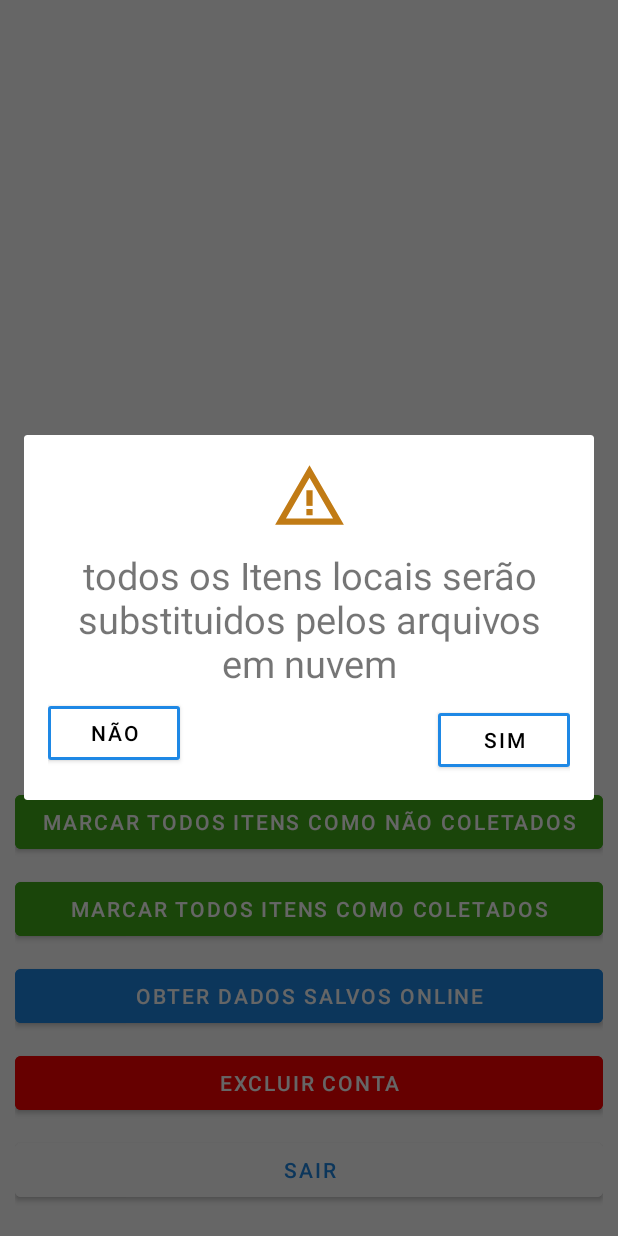
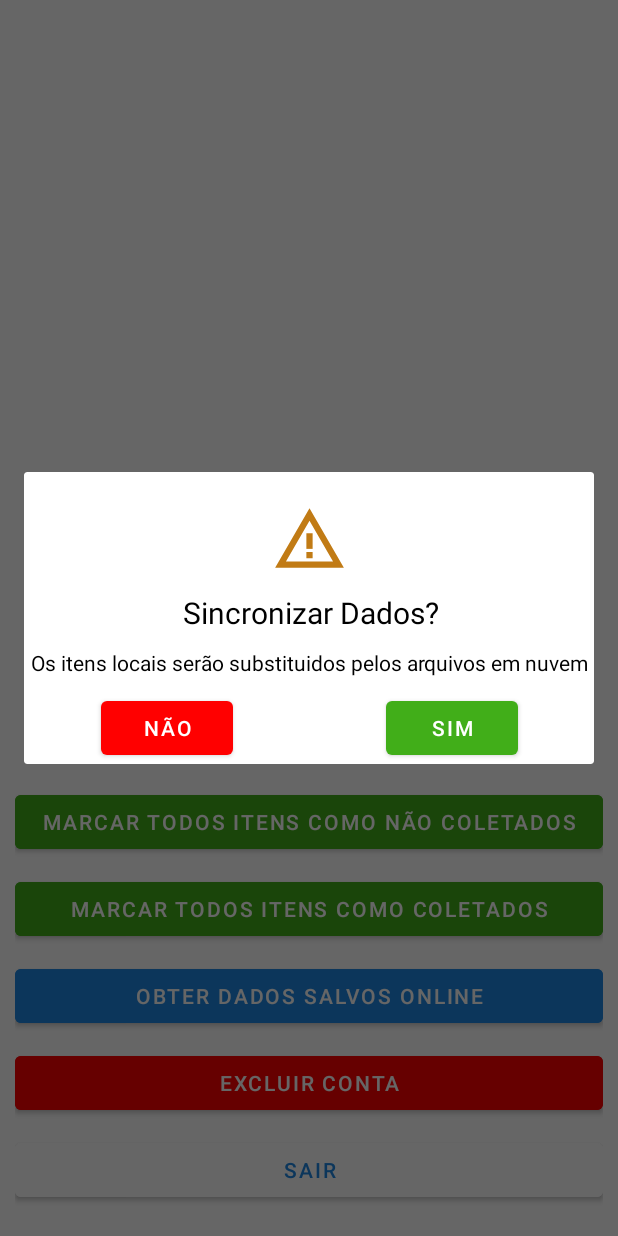
Before and after one commit to LuanGoedert/AgendaBeluPet, an Android app: the SettingsFragment screen opened through its navigation route, after a tap on "OBTER DADOS SALVOS ONLINE", on a phone screen of 412 x 824 dp. Run offline under Robolectric (Android 15) with nearby library versions, the light colour scheme and no system bars; our stand-ins replace Firebase (no records; nobody signed in at launch, a user with empty details on screens opened directly), Room's generated code, data binding, navigation-ui.

Commit message:
commit antes de tentar alterar algo pra subir no google play

```diff
--- a/app/src/main/java/com/example/agendabelupet/ui/settings/SettingsFragment.kt
+++ b/app/src/main/java/com/example/agendabelupet/ui/settings/SettingsFragment.kt
@@ -112,7 +112,7 @@ class SettingsFragment : Fragment() {
 
         binding.excludeAccount.setOnClickListener {
             customDialogsExt.defaultDialogTwoOptions(
-                title = R.string.text_delete_account,
+                message = R.string.text_delete_account,
                 image = R.drawable.ic_exit,
                 isCancelable = false,
                 onPositive = {
@@ -131,7 +131,7 @@ class SettingsFragment : Fragment() {
 
         binding.buttonLogoff.setOnClickListener {
             customDialogsExt.defaultDialogTwoOptions(
-                title = R.string.text_logoff,
+                message = R.string.text_logoff,
                 image = R.drawable.ic_exit,
                 isCancelable = false,
                 onPositive = {
@@ -153,7 +153,8 @@ class SettingsFragment : Fragment() {
         binding.buttonGetItemsFromFirestore.setOnClickListener {
             viewModel.viewModelScope.launch {
                 customDialogsExt.defaultDialogTwoOptions(
-                    title = R.string.text_confirmationn_firebase,
+                    title = R.string.text_synchronize,
+                    message = R.string.text_confirmationn_firebase,
                     image = R.drawable.icone_alerta,
                     isCancelable = false,
                     onPositive = {
--- a/app/src/main/java/com/example/agendabelupet/utils/CustomDialogsExt.kt
+++ b/app/src/main/java/com/example/agendabelupet/utils/CustomDialogsExt.kt
@@ -47,7 +47,8 @@ class CustomDialogsExt(val activity: Activity) {
     }
 
     fun defaultDialogTwoOptions(
-        title : Int,
+        title : Int? =  null,
+        message: Int,
         image: Int,
         isCancelable: Boolean = true ,
         onPositive: () -> Unit,
@@ -57,7 +58,10 @@ class CustomDialogsExt(val activity: Activity) {
         val dialogView = inflater.inflate(R.layout.fragment_two_options, null)
         val builder = AlertDialog.Builder(activity)
         builder.setView(dialogView)
-        dialogView.text_warning_two_options.setText(title)
+        dialogView.text_warning_two_options.setText(message)
+        if(title != null ){
+            dialogView.title_warning_two_options.setText(title)
+        }
         dialogView.image_dialog_two_options.setImageResource(image)
         dialogView.button_sim.setOnClickListener{ onPositive() }
         dialogView.button_nao.setOnClickListener{ onNegative() }
--- a/app/src/main/res/layout/fragment_custom_dialog.xml
+++ b/app/src/main/res/layout/fragment_custom_dialog.xml
@@ -22,8 +22,8 @@
             android:id="@+id/text_warning"
             android:layout_width="wrap_content"
             android:layout_height="wrap_content"
-            android:textSize="25sp"
             android:textAlignment="center"
+            android:textColor="@color/black"
             android:layout_margin="10dp"
             app:layout_constraintBottom_toTopOf="@+id/button_ok"
             app:layout_constraintEnd_toEndOf="parent"
--- a/app/src/main/res/layout/fragment_two_options.xml
+++ b/app/src/main/res/layout/fragment_two_options.xml
@@ -7,11 +7,11 @@
     android:layout_marginStart="16dp"
     android:layout_marginEnd="16dp"
     android:layout_gravity="center"
-    android:padding="16dp"
     >
 
     <ImageView
         android:id="@+id/image_dialog_two_options"
+        android:layout_marginTop="20dp"
         android:layout_width="50dp"
         android:layout_height="50dp"
         app:layout_constraintEnd_toEndOf="parent"
@@ -19,48 +19,61 @@
         app:layout_constraintTop_toTopOf="parent" />
 
     <TextView
+        android:id="@+id/title_warning_two_options"
+        android:layout_width="wrap_content"
+        android:layout_height="wrap_content"
+        android:layout_margin="10dp"
+        android:textAlignment="center"
+        android:textSize="20sp"
+        android:textColor="@color/black"
+        app:layout_constraintEnd_toEndOf="@+id/image_dialog_two_options"
+        app:layout_constraintStart_toStartOf="@+id/image_dialog_two_options"
+        app:layout_constraintTop_toBottomOf="@+id/image_dialog_two_options" />
+
+    <TextView
         android:id="@+id/text_warning_two_options"
         android:layout_width="wrap_content"
         android:layout_height="wrap_content"
         android:layout_margin="10dp"
         android:textAlignment="center"
-        android:textSize="25sp"
+        android:textColor="@color/black"
         app:layout_constraintBottom_toTopOf="@+id/button_sim"
         app:layout_constraintEnd_toEndOf="parent"
         app:layout_constraintStart_toStartOf="parent"
-        app:layout_constraintTop_toBottomOf="@+id/image_dialog_two_options" />
+        app:layout_constraintTop_toBottomOf="@+id/title_warning_two_options" />
+
+    <androidx.constraintlayout.widget.ConstraintLayout
+        android:id="@+id/cs_format"
+        android:layout_width="wrap_content"
+        android:layout_height="match_parent"
+        app:layout_constraintEnd_toEndOf="parent"
+        app:layout_constraintTop_toTopOf="parent"
+        app:layout_constraintBottom_toBottomOf="parent"
+        app:layout_constraintStart_toStartOf="parent" />
 
 
-    <com.google.android.material.button.MaterialButton
+    <Button
         android:id="@+id/button_nao"
         android:layout_width="wrap_content"
         android:layout_height="wrap_content"
-        app:strokeColor="@color/light_blue"
-        app:cornerRadius="2dp"
-        app:strokeWidth="2dp"
-        app:backgroundTint="@color/white"
         android:text="@string/text_n_o"
-        android:textColor="@color/black"
+        android:textColor="@color/white"
+        app:backgroundTint="@color/red"
         app:layout_constraintBottom_toBottomOf="parent"
-        app:layout_constraintEnd_toStartOf="@+id/text_warning"
-        app:layout_constraintStart_toStartOf="parent"
-        app:layout_constraintTop_toBottomOf="@+id/text_warning_two_options" />
+        app:layout_constraintEnd_toStartOf="@+id/cs_format"
+        app:layout_constraintStart_toStartOf="parent" />
 
-    <com.google.android.material.button.MaterialButton
+    <Button
 
         android:id="@+id/button_sim"
         android:layout_width="wrap_content"
         android:layout_height="wrap_content"
-        app:strokeColor="@color/light_blue"
-        app:cornerRadius="2dp"
-        app:strokeWidth="2dp"
-        app:backgroundTint="@color/white"
         android:text="@string/text_sim"
-        android:textColor="@color/black"
+        android:textColor="@color/white"
+        app:backgroundTint="@color/green"
         app:layout_constraintBottom_toBottomOf="parent"
         app:layout_constraintEnd_toEndOf="parent"
-        app:layout_constraintStart_toEndOf="@+id/text_warning"
-        app:layout_constraintTop_toBottomOf="@+id/text_warning_two_options" />
+        app:layout_constraintStart_toEndOf="@+id/cs_format" />
 
 
 </androidx.constraintlayout.widget.ConstraintLayout>
--- a/app/src/main/res/values/strings.xml
+++ b/app/src/main/res/values/strings.xml
@@ -102,12 +102,13 @@
     <string name="text_atencao">Atenção!\n selecione o dia da semana a opção quinzenal</string>
     <string name="text_item_avulso">O Item foi marcado como coletado e será excluído logo após por ser Avulso</string>
     <string name="test_wrong_day">O dia selecionado no calendario precisa ser o mesmo da semana</string>
-    <string name="text_confirmationn_firebase">todos os Itens locais serão substituidos pelos arquivos em nuvem</string>
+    <string name="text_confirmationn_firebase">Os itens locais serão substituidos pelos arquivos em nuvem</string>
     <string name="text_sim">sim</string>
     <string name="text_n_o">Não</string>
     <string name="text_sair">sair</string>
     <string name="text_obter_dados_salvos_na_online">Obter dados salvos online</string>
     <string name="text_sucess_on_sync">Sucesso ao sincronizar com a nuvem</string>
+    <string name="text_sucess_to_delete">Sucesso ao deletar o plano</string>
     <string name="text_error_on_sync">Erro ao sincronizar os dados com a nuvem</string>
     <string name="text_excluir_conta">Excluir conta</string>
     <string name="text_logoff">Sair do aplicativo?</string>
@@ -116,4 +117,7 @@
     <string name="text_error_on_delete_account">Erro ao tentar deletar a conta</string>
     <string name="text_mark_as_not_collceted">Marcar todos itens como Não coletados</string>
     <string name="marcar_todos_itens_como_coletados">Marcar todos itens como coletados</string>
+    <string name="text_exclude_plan">excluir plano</string>
+    <string name="text_exclude_plan_question">Excluir Plano?</string>
+    <string name="text_synchronize">Sincronizar Dados?</string>
 </resources>
```
Also changed, not shown: app/src/main/java/com/example/agendabelupet/database/FireBaseDb.kt (+11 -0 lines), app/src/main/java/com/example/agendabelupet/ui/dogList/DogListFragment.kt (+41 -3 lines), app/src/main/java/com/example/agendabelupet/ui/dogList/DogListViewModel.kt (+25 -2 lines), app/src/main/res/layout/fragment_dog_list.xml (+14 -3 lines), 139 other files.
